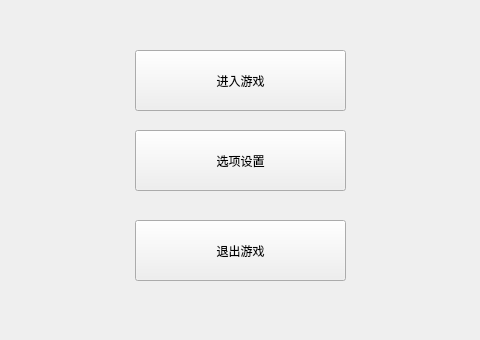
The window that demo/widget.ui (Dainokami/big-project) describes before a commit, drawn with Qt 5; both pictures show x 145 to 625 and y 260 to 600 of the 800 by 600 pixel window.
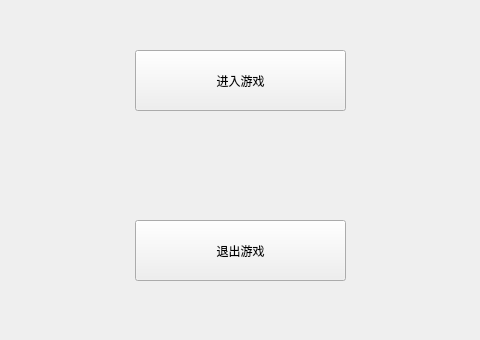
The same window after the commit.

Commit message: 调整了设置的位置，现在设置放在了棋盘界面的右边，方便设置和棋盘的传参

The edit to the form file:
```diff
--- a/demo/widget.ui
+++ b/demo/widget.ui
@@ -58,19 +58,6 @@
     <string>退出游戏</string>
    </property>
   </widget>
-  <widget class="QPushButton" name="btn_wid_set">
-   <property name="geometry">
-    <rect>
-     <x>280</x>
-     <y>390</y>
-     <width>211</width>
-     <height>61</height>
-    </rect>
-   </property>
-   <property name="text">
-    <string>选项设置</string>
-   </property>
-  </widget>
  </widget>
  <resources/>
  <connections>
```
The commit also changes 23 other files.
